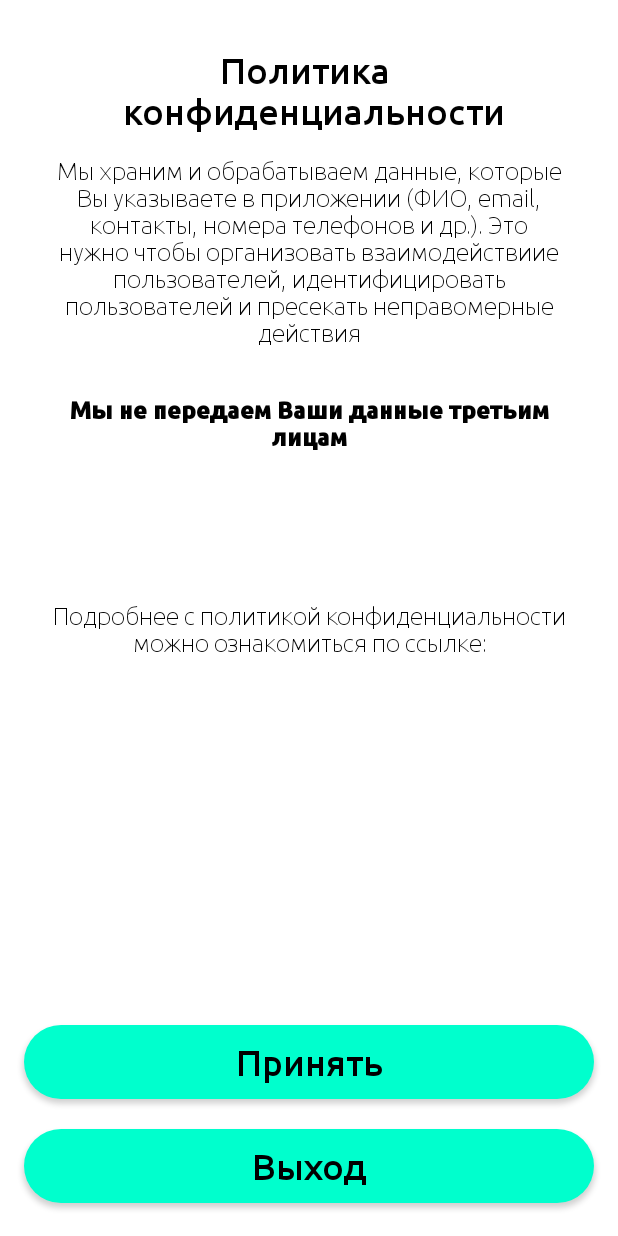
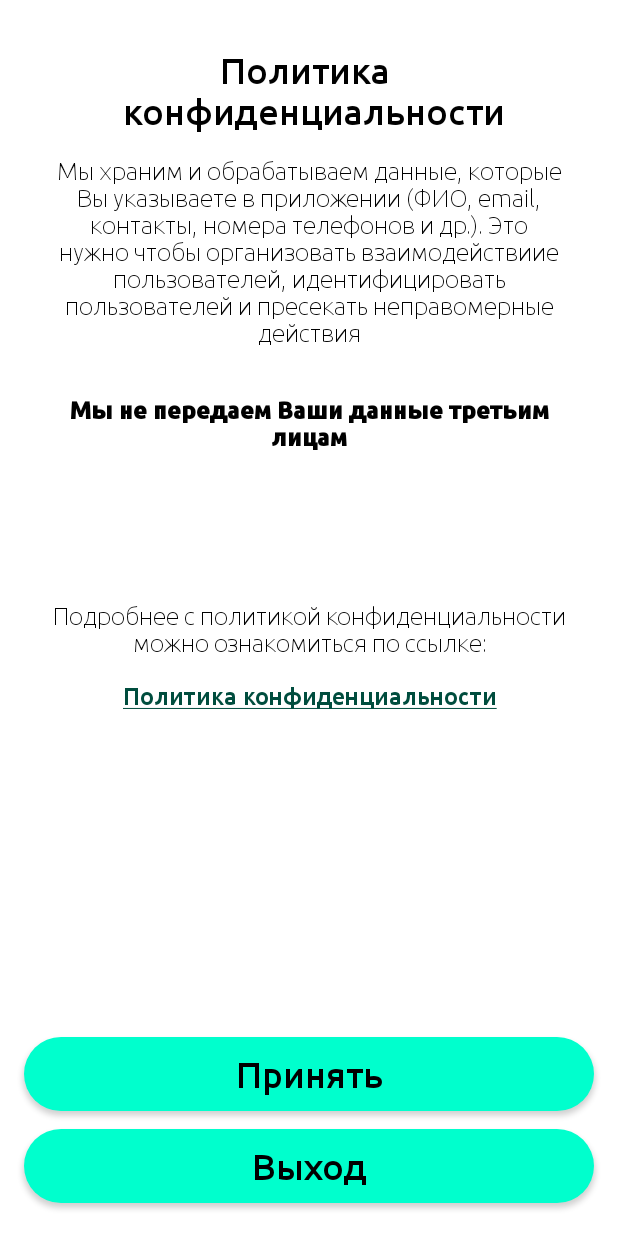
Before and after one commit to Kaizer22/PartFinder, an Android app: the fragment PrivacyPolicyFragment placed in its activity, on a phone screen of 412 x 824 dp. Run offline under Robolectric (Android 15) with nearby library versions, the light colour scheme and no system bars; libraries missing offline, so code that uses them is left out: com.github.terrakok.cicerone; 4 statements that could not run were skipped.

Commit message:
Privacy policy fragment improvements; added view binding

```diff
--- a/app/build.gradle
+++ b/app/build.gradle
@@ -6,6 +6,10 @@ plugins {
 
 android {
     compileSdk 33
+
+    buildFeatures {
+        viewBinding = true
+    }
 
     defaultConfig {
         applicationId "ru.desh.partfinder"
--- a/app/src/main/java/ru/desh/partfinder/PartFinderApplication.kt
+++ b/app/src/main/java/ru/desh/partfinder/PartFinderApplication.kt
@@ -5,6 +5,7 @@ import ru.desh.partfinder.core.di.SingleApplicationComponent
 
 // To do list
 // TODO Compound views for a survey questions
+// TODO Navigation animations
 
 class PartFinderApplication: Application() {
     override fun onCreate() {
--- /dev/null
+++ b/app/src/main/java/ru/desh/partfinder/features/auth/presentation/CodeEnterFragment.kt
@@ -0,0 +1,4 @@
+package ru.desh.partfinder.features.auth.presentation
+
+class CodeEnterFragment {
+}
--- /dev/null
+++ b/app/src/main/java/ru/desh/partfinder/features/auth/presentation/PhoneAuthFragment.kt
@@ -0,0 +1,4 @@
+package ru.desh.partfinder.features.auth.presentation
+
+class PhoneAuthFragment {
+}
--- /dev/null
+++ b/app/src/main/java/ru/desh/partfinder/features/password_reset/presentation/PasswordResetFragment.kt
@@ -0,0 +1,4 @@
+package ru.desh.partfinder.features.password_reset.presentation
+
+class PasswordResetFragment {
+}
--- /dev/null
+++ b/app/src/main/java/ru/desh/partfinder/features/registration/presentation/NameFormFragment.kt
@@ -0,0 +1,4 @@
+package ru.desh.partfinder.features.registration.presentation
+
+class NameFormFragment {
+}
--- /dev/null
+++ b/app/src/main/java/ru/desh/partfinder/features/registration/presentation/NewProfileFragment.kt
@@ -0,0 +1,4 @@
+package ru.desh.partfinder.features.registration.presentation
+
+class NewProfileFragment {
+}
--- /dev/null
+++ b/app/src/main/java/ru/desh/partfinder/features/registration/presentation/RegistrationFragment.kt
@@ -0,0 +1,4 @@
+package ru.desh.partfinder.features.registration.presentation
+
+class RegistrationFragment {
+}
--- a/app/src/main/java/ru/desh/partfinder/features/start/presentation/SplashScreenActivity.kt
+++ b/app/src/main/java/ru/desh/partfinder/features/start/presentation/SplashScreenActivity.kt
@@ -21,7 +21,6 @@ class SplashScreenActivity: AppCompatActivity() {
     lateinit var navigatorHolder: NavigatorHolder
     @Inject
     lateinit var router: Router
-
     @Inject
     lateinit var propertiesRepository: PropertiesRepository
 
--- a/app/src/main/res/layout/fragment_privacy_policy.xml
+++ b/app/src/main/res/layout/fragment_privacy_policy.xml
@@ -70,7 +70,6 @@
         android:layout_height="wrap_content"
         android:layout_marginStart="16dp"
         android:layout_marginEnd="16dp"
-        android:layout_marginBottom="8dp"
         android:text="@string/accept"
         app:layout_constraintBottom_toTopOf="@+id/privacy_policy_button_decline"
         app:layout_constraintEnd_toEndOf="parent"
@@ -88,4 +87,16 @@
         app:layout_constraintBottom_toBottomOf="parent"
         app:layout_constraintEnd_toEndOf="parent"
         app:layout_constraintStart_toStartOf="parent" />
+
+    <com.google.android.material.button.MaterialButton
+        style="@style/TextButton"
+        android:layout_width="0dp"
+        android:layout_height="wrap_content"
+        android:layout_marginStart="32dp"
+        android:layout_marginTop="16dp"
+        android:layout_marginEnd="32dp"
+        android:text="@string/privacy_policy_button"
+        app:layout_constraintEnd_toEndOf="parent"
+        app:layout_constraintStart_toStartOf="parent"
+        app:layout_constraintTop_toBottomOf="@+id/textView3" />
 </androidx.constraintlayout.widget.ConstraintLayout>
--- a/app/src/main/res/values-night/themes.xml
+++ b/app/src/main/res/values-night/themes.xml
@@ -1,6 +1,6 @@
 <resources xmlns:tools="http://schemas.android.com/tools">
     <!-- Base application theme. -->
-    <style name="Theme.PartFinder" parent="Theme.MaterialComponents.DayNight.DarkActionBar">
+    <style name="Theme.PartFinder" parent="Theme.MaterialComponents.DayNight.NoActionBar">
         <!-- Primary brand color. -->
         <item name="colorPrimary">@color/primary</item>
         <item name="colorPrimaryVariant">@color/primary_20</item>
@@ -13,6 +13,13 @@
         <item name="android:statusBarColor" >?attr/colorPrimaryVariant</item>
         <!-- Customize your theme here. -->
         <item name="linkColor">@color/primary_40</item>
+
+        <!-- Custom attributes. -->
+        <item name="buttonPrimaryColor">@color/primary</item>
+        <item name="buttonPrimaryColorLight">@color/primary_20</item>
+        <item name="buttonSecondaryColor">@color/secondary</item>
+        <item name="buttonSecondaryColorLight">@color/secondary_20</item>
+        <item name="buttonPrimaryTextColor">@color/black</item>
     </style>
 
     <style name="PartFinderSplashScreen" parent="Theme.MaterialComponents.DayNight.NoActionBar">
--- a/app/src/main/res/values/strings.xml
+++ b/app/src/main/res/values/strings.xml
@@ -7,6 +7,7 @@
     <string name="privacy_policy_statement2">Мы не передаем Ваши данные третьим лицам</string>
     <string name="privacy_policy_statement1">Мы храним и обрабатываем данные, которые Вы указываете в приложении (ФИО, email, контакты, номера телефонов и др.). Это нужно чтобы организовать взаимодействиие пользователей, идентифицировать пользователей и пресекать неправомерные действия</string>
     <string name="privacy_policy_additional">Подробнее с политикой конфиденциальности можно ознакомиться по ссылке:</string>
+    <string name="privacy_policy_button"><u>Политика конфиденциальности</u></string>
     <string name="exit">Выход</string>
     <string name="accept">Принять</string>
 </resources>
--- a/app/src/main/res/values/styles.xml
+++ b/app/src/main/res/values/styles.xml
@@ -19,4 +19,18 @@
         <item name="android:paddingBottom">10dp</item>
     </style>
 
+    <style name="StrictFitButton" parent="Widget.MaterialComponents.Button">
+        <item name="android:insetTop">0dp</item>
+        <item name="android:insetBottom">0dp</item>
+        <item name="android:minHeight">0dp</item>
+        <item name="android:minWidth">0dp</item>
+    </style>
+
+    <style name="TextButton" parent="StrictFitButton">
+        <item name="backgroundTint">@android:color/transparent</item>
+        <item name="android:stateListAnimator">@null</item>
+        <item name="android:padding">0dp</item>
+        <item name="android:textAppearance">@style/TextAppearance.PartFinder.BodyLink</item>
+    </style>
+
 </resources>
```
Also changed, not shown: app/src/main/java/ru/desh/partfinder/features/start/presentation/WelcomeFragment.kt (+27 -8 lines).
